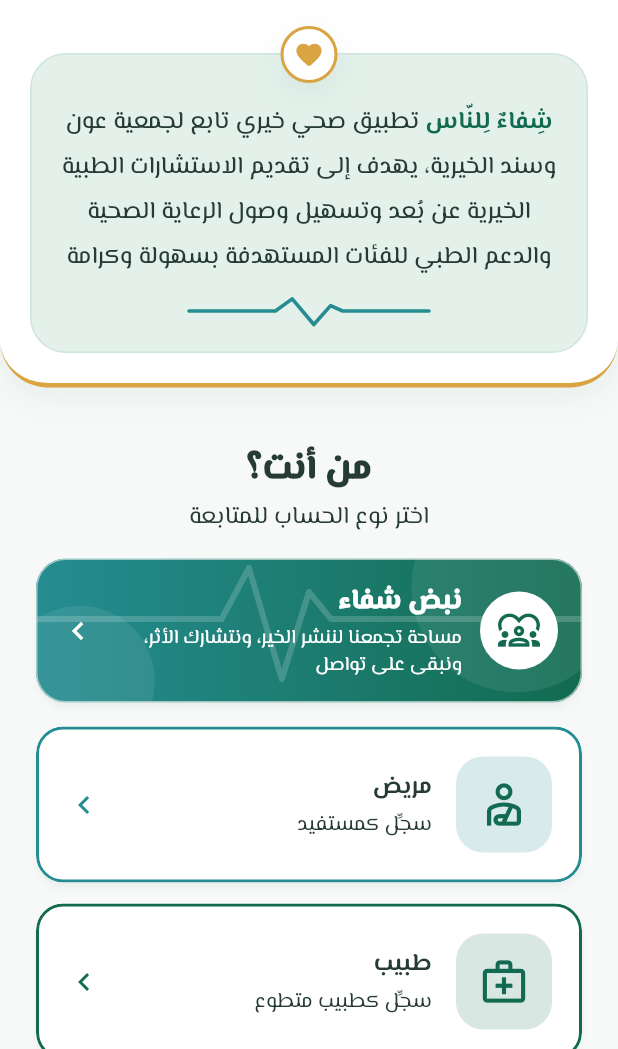
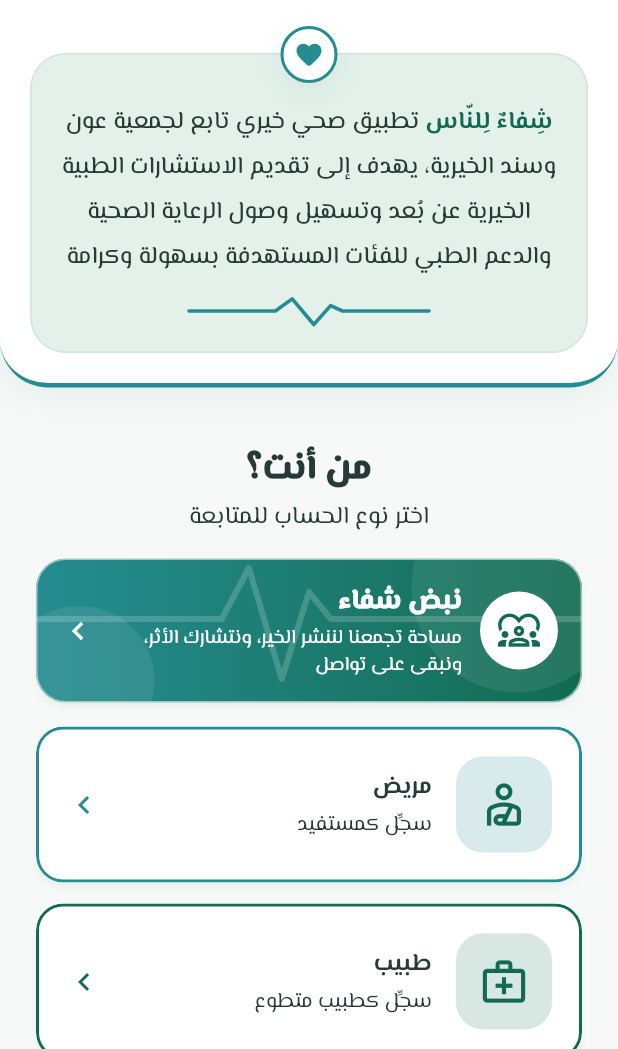
Before and after one commit to elmahajaelbeidda-arch/proje-medical, a Flutter app: the screen it shows after launch, after a tap on "تخطي", on a phone screen of 412 x 824 dp, the part 187-1236 px from its top. Run offline on Flutter 3.47's test engine with Material 3 defaults, Android fonts, the phone set to English and light mode, and no system bars; our stand-ins replace audioplayers, file_picker, flutter_map, flutter_riverpod, geolocator, go_router and 9 more; missing offline and left inert: dart:js_interop, mobile_scanner, record; accounts and stored records are empty; project files that could hold a hidden picture were left out.

Commit message:
Drop gold from the palette
Stars, the welcome heart and the other touches use turquoise (mint on
dark cards); pending states use a calm grey-green so they are not
confused with urgent cases.

Co-Authored-By: Claude Opus 5.5 <noreply@anthropic.com>
Claude-Session: https://claude.ai/code/session_01WCHmX4GbDBxNviUEX2VJtb

```diff
--- a/lib/core/theme.dart
+++ b/lib/core/theme.dart
@@ -2,8 +2,8 @@ import 'package:flutter/material.dart';
 
 /// Visual identity of "شِفاءٌ لِلنّاس".
 ///
-/// Six colours only. Every other shade below is a mix of these six (and
-/// white), noted next to it, so the whole app stays within the palette.
+/// Five colours only (gold was dropped). Every other shade below is a mix
+/// of these (and white), noted next to it, so the app stays in the palette.
 class AppColors {
   AppColors._();
 
@@ -15,7 +15,6 @@ class AppColors {
     0xFF258C91,
   ); // turquoise: icons, highlights, life
   static const secondary = Color(0xFFE4F1EB); // mint: cards and light areas
-  static const gold = Color(0xFFD9A441); // calm gold: a few touches only
   static const background = Color(0xFFF7F9F8); // white-grey: app background
   static const text = Color(0xFF263B36); // dark grey: text and secondary titles
   static const surface = Color(0xFFFFFFFF); // white cards
@@ -31,8 +30,6 @@ class AppColors {
   static const border = Color(0xFFD5E2DD); // mint 92% + dark grey
   static const fieldFill = Color(0xFFEEF5F2); // white-grey 55% + mint
   static const turquoiseSoft = Color(0xFFE5F1F2); // turquoise 12% on white
-  static const goldSoft = Color(0xFFF9F1E2); // gold 15% on white
-  static const goldDeep = Color(0xFF9A7F3D); // gold 65% + dark grey
   static const emeraldTeal = Color(0xFF1C7C70); // emerald 50% + turquoise
   static const offline = Color(0xFFABBAB5); // mint 70% + dark grey
 
@@ -63,13 +60,13 @@ class AppColors {
   static const patientDark = turquoise;
   static const doctorDark = primary;
 
-  static const accent = gold; // stars
+  static const accent = turquoise; // stars
   static const info = turquoise;
 
   // Status (no red anywhere)
   static const danger = emergency;
   static const success = primary;
-  static const warning = gold; // pending
+  static const warning = offline; // pending: calm grey-green
   static const error = Color(0xFF256868); // turquoise 55% + dark grey
 
   /// Soft shadow in the brand colour.
@@ -118,8 +115,8 @@ class AppTheme {
           onSecondary: Colors.white,
           secondaryContainer: AppColors.turquoiseSoft,
           onSecondaryContainer: AppColors.turquoiseText,
-          tertiary: AppColors.gold,
-          onTertiary: AppColors.text,
+          tertiary: AppColors.turquoise,
+          onTertiary: Colors.white,
           onSurface: isLight ? AppColors.text : Colors.white,
           onSurfaceVariant: isLight ? AppColors.grey : AppColors.offline,
           error: AppColors.error,
@@ -326,7 +323,7 @@ class AppTheme {
           color: Colors.white,
           fontFamily: 'ElMessiri',
         ),
-        actionTextColor: AppColors.gold,
+        actionTextColor: AppColors.secondary,
         shape: RoundedRectangleBorder(borderRadius: radius16),
       ),
       dialogTheme: DialogThemeData(
--- a/lib/features/onboarding/onboarding_screens.dart
+++ b/lib/features/onboarding/onboarding_screens.dart
@@ -114,7 +114,7 @@ class ShifaHero extends StatelessWidget {
         borderRadius: const BorderRadius.vertical(bottom: Radius.circular(32)),
         boxShadow: AppColors.shadow,
         border: const Border(
-          bottom: BorderSide(color: AppColors.gold, width: 3),
+          bottom: BorderSide(color: AppColors.turquoise, width: 3),
         ),
       ),
       child: Column(
@@ -179,12 +179,12 @@ class AboutShifaCard extends StatelessWidget {
           decoration: BoxDecoration(
             color: AppColors.surface,
             shape: BoxShape.circle,
-            border: Border.all(color: AppColors.gold, width: 2),
+            border: Border.all(color: AppColors.turquoise, width: 2),
             boxShadow: AppColors.shadow,
           ),
           child: const Icon(
             Icons.favorite_rounded,
-            color: AppColors.gold,
+            color: AppColors.turquoise,
             size: 20,
           ),
         ),
@@ -436,7 +436,9 @@ class _OnboardingScreenState extends ConsumerState<OnboardingScreen> {
                       decoration: BoxDecoration(
                         color: i == _page
                             ? AppColors.primary
-                            : (i < _page ? AppColors.gold : AppColors.mint),
+                            : (i < _page
+                                  ? AppColors.turquoise
+                                  : AppColors.mint),
                         borderRadius: BorderRadius.circular(8),
                       ),
                     ),
--- a/lib/features/patient/consultation_details_screen.dart
+++ b/lib/features/patient/consultation_details_screen.dart
@@ -87,12 +87,12 @@ class ConsultationDetailsScreen extends ConsumerWidget {
               color: AppColors.surface,
               shape: RoundedRectangleBorder(
                 borderRadius: BorderRadius.circular(18),
-                side: const BorderSide(color: AppColors.gold, width: 1.5),
+                side: const BorderSide(color: AppColors.turquoise, width: 1.5),
               ),
               child: ListTile(
                 leading: const Icon(
                   Icons.hourglass_top_rounded,
-                  color: AppColors.gold,
+                  color: AppColors.turquoise,
                 ),
                 title: Text(
                   context.tr('waiting_doctor'),
--- a/lib/features/patient/doctor_profile_screen.dart
+++ b/lib/features/patient/doctor_profile_screen.dart
@@ -99,7 +99,7 @@ class DoctorProfileScreen extends StatelessWidget {
                             const Spacer(),
                             const Icon(
                               Icons.star_rounded,
-                              color: AppColors.gold,
+                              color: AppColors.secondary,
                               size: 20,
                             ),
                             Text(
--- a/lib/widgets/visit_counter.dart
+++ b/lib/widgets/visit_counter.dart
@@ -226,7 +226,7 @@ class VisitorStatsCard extends ConsumerWidget {
           Icons.volunteer_activism_outlined,
           'vc_beneficiaries',
           s?.beneficiaries,
-          AppColors.gold,
+          AppColors.turquoise,
         ),
     ];
 
@@ -285,7 +285,7 @@ class VisitorStatsCard extends ConsumerWidget {
               Container(
                 padding: const EdgeInsets.symmetric(horizontal: 8, vertical: 2),
                 decoration: BoxDecoration(
-                  color: AppColors.gold.withValues(alpha: 0.15),
+                  color: AppColors.turquoise.withValues(alpha: 0.15),
                   borderRadius: BorderRadius.circular(12),
                 ),
                 child: Text(
```
Also changed, not shown: lib/features/admin/sections/pulse_section.dart (+5 -5 lines), lib/features/pulse/pulse_screens.dart (+8 -4 lines).
